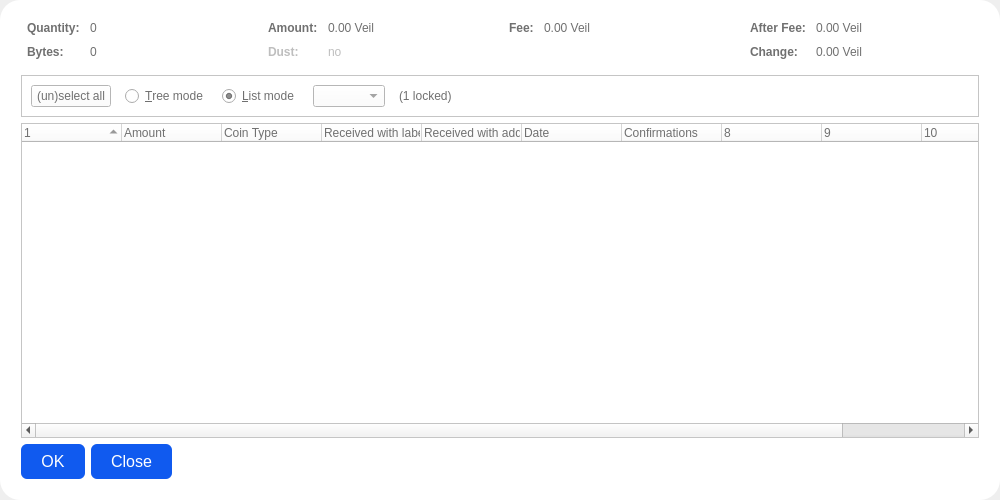
Above: src/qt/forms/coincontroldialog.ui from Veil-Project/veil before the change. Below: the same form after it.
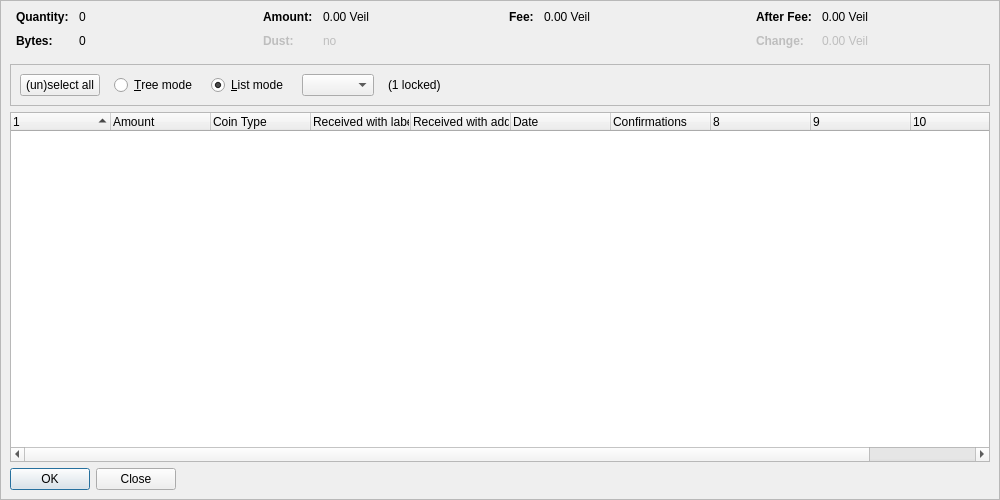
That is the form after the change. Custom widgets are drawn as their Qt base class.

Diff of the .ui file:
```diff
--- a/src/qt/forms/coincontroldialog.ui
+++ b/src/qt/forms/coincontroldialog.ui
@@ -31,16 +31,6 @@
    </property>
    <item>
     <widget class="QFrame" name="frame_2">
-     <property name="styleSheet">
-      <string notr="true">
-
-
-#frame_2{
-	background-color:white;
-	border-radius:20px;
-	padding: 12px;
-}</string>
-     </property>
      <property name="frameShape">
       <enum>QFrame::StyledPanel</enum>
      </property>
@@ -78,9 +68,6 @@
               <bold>true</bold>
              </font>
             </property>
-            <property name="styleSheet">
-             <string notr="true">color:#707070;</string>
-            </property>
             <property name="text">
              <string>Quantity:</string>
             </property>
@@ -94,9 +81,6 @@
             <property name="contextMenuPolicy">
              <enum>Qt::ActionsContextMenu</enum>
             </property>
-            <property name="styleSheet">
-             <string notr="true">color:#707070;</string>
-            </property>
             <property name="text">
              <string notr="true">0</string>
             </property>
@@ -113,9 +97,6 @@
               <bold>true</bold>
              </font>
             </property>
-            <property name="styleSheet">
-             <string notr="true">color:#707070;</string>
-            </property>
             <property name="text">
              <string>Bytes:</string>
             </property>
@@ -129,9 +110,6 @@
             <property name="contextMenuPolicy">
              <enum>Qt::ActionsContextMenu</enum>
             </property>
-            <property name="styleSheet">
-             <string notr="true">color:#707070;</string>
-            </property>
             <property name="text">
              <string notr="true">0</string>
             </property>
@@ -164,9 +142,6 @@
               <bold>true</bold>
              </font>
             </property>
-            <property name="styleSheet">
-             <string notr="true">color:#707070;</string>
-            </property>
             <property name="text">
              <string>Amount:</string>
             </property>
@@ -180,9 +155,6 @@
             <property name="contextMenuPolicy">
              <enum>Qt::ActionsContextMenu</enum>
             </property>
-            <property name="styleSheet">
-             <string notr="true">color:#707070;</string>
-            </property>
             <property name="text">
              <string notr="true">0.00 Veil</string>
             </property>
@@ -250,9 +222,6 @@
               <bold>true</bold>
              </font>
             </property>
-            <property name="styleSheet">
-             <string notr="true">color:#707070;</string>
-            </property>
             <property name="text">
              <string>Fee:</string>
             </property>
@@ -266,9 +235,6 @@
             <property name="contextMenuPolicy">
              <enum>Qt::ActionsContextMenu</enum>
             </property>
-            <property name="styleSheet">
-             <string notr="true">color:#707070;</string>
-            </property>
             <property name="text">
              <string notr="true">0.00 Veil</string>
             </property>
@@ -301,9 +267,6 @@
               <bold>true</bold>
              </font>
             </property>
-            <property name="styleSheet">
-             <string notr="true">color:#707070;</string>
-            </property>
             <property name="text">
              <string>After Fee:</string>
             </property>
@@ -317,9 +280,6 @@
             <property name="contextMenuPolicy">
              <enum>Qt::ActionsContextMenu</enum>
             </property>
-            <property name="styleSheet">
-             <string notr="true">color:#707070;</string>
-            </property>
             <property name="text">
              <string notr="true">0.00 Veil</string>
             </property>
@@ -339,9 +299,6 @@
               <bold>true</bold>
              </font>
             </property>
-            <property name="styleSheet">
-             <string notr="true">color:#707070;</string>
-            </property>
             <property name="text">
              <string>Change:</string>
             </property>
@@ -358,9 +315,6 @@
             <property name="contextMenuPolicy">
              <enum>Qt::ActionsContextMenu</enum>
             </property>
-            <property name="styleSheet">
-             <string notr="true">color:#707070;</string>
-            </property>
             <property name="text">
              <string notr="true">0.00 Veil</string>
             </property>
@@ -381,11 +335,6 @@
           <height>40</height>
          </size>
         </property>
-        <property name="styleSheet">
-         <string notr="true">background-color:white;
-color:#707070;
-font-size:13.5px;</string>
-        </property>
         <property name="frameShape">
          <enum>QFrame::StyledPanel</enum>
         </property>
@@ -445,9 +394,6 @@
            </item>
            <item>
             <widget class="QComboBox" name="coinTypeComboBox">
-             <property name="styleSheet">
-              <string notr="true"/>
-             </property>
             </widget>
            </item>
            <item>
@@ -480,13 +426,6 @@
         <property name="contextMenuPolicy">
          <enum>Qt::CustomContextMenu</enum>
         </property>
-        <property name="styleSheet">
-         <string notr="true">background-color:white;
-color:#707070;
-font-size:13.5px;
-alternate-background-color:#7fb3d2;
-</string>
-        </property>
         <property name="sortingEnabled">
          <bool>false</bool>
         </property>
@@ -567,20 +506,6 @@
           <verstretch>0</verstretch>
          </sizepolicy>
         </property>
-        <property name="styleSheet">
-         <string notr="true">QPushButton{
-border-radius: 6px;
-color: #FFFFFF;
-font-size: 16px;
-background-color:#105aef;
-line-height:10px;
-padding:8 20 8 20;
-}
-
-QPushButton:hover {
-background-color:#0e45b4;
-}</string>
-        </property>
         <property name="orientation">
          <enum>Qt::Horizontal</enum>
         </property>
```
